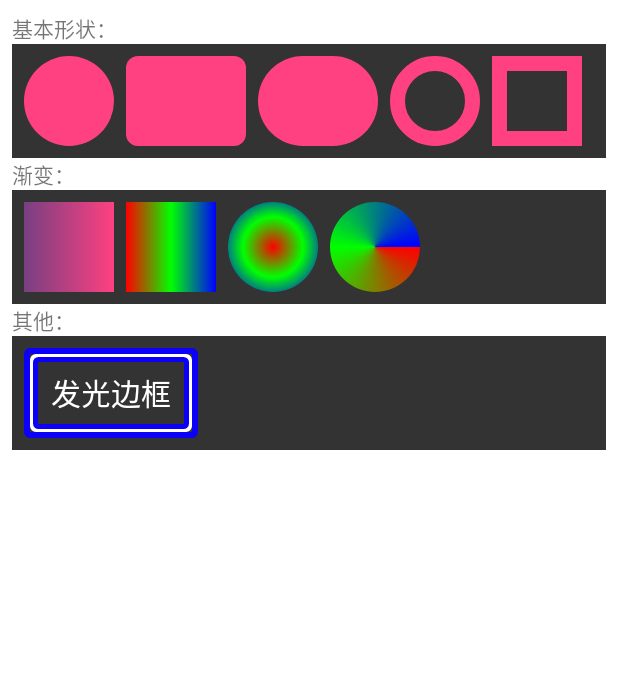
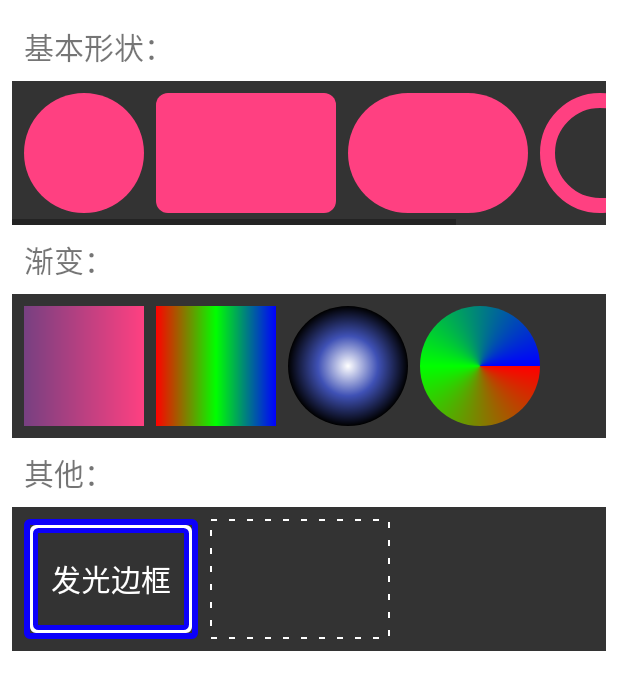
Before and after one commit to sun8829/OdyAndroidStore, an Android app: the ShapeDrawableActivity screen opened directly, with no data from a screen before it, on a phone screen of 412 x 824 dp. Shown: the top 690 px of the screen. Run offline under Robolectric (Android 15) with nearby library versions, the phone set to English and light mode, and no system bars; libraries missing offline, so code that uses them is left out: com.jaeger.library; 1 statement that could not run was skipped.

Commit message:
优化已处理的

```diff
--- a/app/src/main/java/com/huaye/odyandroidstore/main/LibraryFragment.java
+++ b/app/src/main/java/com/huaye/odyandroidstore/main/LibraryFragment.java
@@ -20,7 +20,7 @@ import com.bumptech.glide.load.engine.DiskCacheStrategy;
 import com.huaye.odyandroidstore.R;
 import com.huaye.odyandroidstore.base.BaseFragment;
 import com.huaye.odyandroidstore.constraint.ConstraintActivity;
-import com.huaye.odyandroidstore.coordinator.CoordinatorNewActivity;
+import com.huaye.odyandroidstore.coordinator.CoordinatorActivity;
 import com.huaye.odyandroidstore.drawable.ShapeDrawableActivity;
 import com.huaye.odyandroidstore.expandablelist.ExpandableActivity;
 import com.huaye.odyandroidstore.utils.ConvertUtils;
@@ -152,7 +152,6 @@ public class LibraryFragment extends BaseFragment {
                 .setDocUrl("http://www.jianshu.com/p/027395fd3c67")
                 .setImgUrl("http://upload-images.jianshu.io/upload_images/4751442-02adb2faf95c9bd7.png?imageMogr2/auto-orient/strip%7CimageView2/2")
                 .setName("比ExpandableListView更强大的分组列表实现")
-                .setDes("分组列表")
                 .setClazz(ExpandableActivity.class));
 
         //items.add(new Function("https://user-gold-cdn.xitu.io/2017/2/3/96dd3821afded53cc0d74e273bd611dd", "布局", "ConstraintLayout", "https://gold.xitu.io/entry/589461bd8d6d81006c4d7fe4", WebActivity.class));
@@ -160,20 +159,18 @@ public class LibraryFragment extends BaseFragment {
                 .setDocUrl("http://www.jianshu.com/p/b3cd72524b11")
                 .setImgUrl("http://bmob-cdn-9150.b0.upaiyun.com/2017/02/19/8a52a75640d5f75080b6f96ba424428d.gif")
                 .setName("ConstraintLayout实战")
-                .setClazz(ConstraintActivity.class)
-                .setDes("ConstraintLayout开发实战"));
+                .setClazz(ConstraintActivity.class));
 
         items.add(new Function()
                 .setDocUrl("https://github.com/samuelhuahui/OdyAndroidStore/wiki")
                 .setImgUrl("http://bmob-cdn-9150.b0.upaiyun.com/2017/02/23/e347481440db465b8077eb74e8505f38.gif")
                 .setName("CoordinatorLayout进阶")
-                .setDes("CoordinatorLayout已经加入最新的HelloWorld项目中, 也是Material风格的重要组件, 协调(Coordinate)其他组件, 实现联动.")
-                .setClazz(CoordinatorNewActivity.class));
+                .setClazz(CoordinatorActivity.class));
 
         items.add(new Function()
                 .setDocUrl("https://github.com/samuelhuahui/OdyAndroidStore/wiki")
-                .setImgUrl("http://bmob-cdn-9150.b0.upaiyun.com/2017/02/23/e347481440db465b8077eb74e8505f38.gif")
-                .setName("ShapeDrawable大全")
+                .setImgUrl("http://bmob-cdn-9267.b0.upaiyun.com/2017/02/24/752b41ef403f1df280eca1229628fb88.png")
+                .setName("shape使用总结")
                 .setClazz(ShapeDrawableActivity.class));
 
         return items;
--- /dev/null
+++ b/app/src/main/res/drawable/shape_dash.xml
@@ -0,0 +1,11 @@
+<?xml version="1.0" encoding="utf-8"?>
+<shape xmlns:android="http://schemas.android.com/apk/res/android">
+    <size
+        android:width="@dimen/shape_height"
+        android:height="@dimen/shape_height" />
+    <stroke
+        android:width="1dp"
+        android:color="@color/white"
+        android:dashGap="@dimen/dp_4"
+        android:dashWidth="4dp" />
+</shape>
--- a/app/src/main/res/drawable/shape_gradient2.xml
+++ b/app/src/main/res/drawable/shape_gradient2.xml
@@ -1,11 +1,14 @@
 <?xml version="1.0" encoding="utf-8"?>
 <shape xmlns:android="http://schemas.android.com/apk/res/android"
     android:shape="oval">
+    <size
+        android:width="@dimen/shape_height"
+        android:height="@dimen/shape_height" />
+
     <gradient
-        android:centerColor="#00ff00"
-        android:endColor="#0000ff"
+        android:centerColor="#3F51B5"
+        android:endColor="@color/black"
         android:gradientRadius="40dp"
-        android:startColor="#ff0000"
+        android:startColor="@color/white"
         android:type="radial" />
-
 </shape>
--- a/app/src/main/res/layout/activity_shape_drawable.xml
+++ b/app/src/main/res/layout/activity_shape_drawable.xml
@@ -12,7 +12,9 @@
     <TextView
         android:layout_width="wrap_content"
         android:layout_height="wrap_content"
-        android:text="基本形状：" />
+        android:layout_margin="8dp"
+        android:text="基本形状："
+        android:textSize="20sp" />
 
     <HorizontalScrollView
         android:layout_width="match_parent"
@@ -70,7 +72,9 @@
     <TextView
         android:layout_width="wrap_content"
         android:layout_height="wrap_content"
-        android:text="渐变：" />
+        android:layout_margin="8dp"
+        android:text="渐变："
+        android:textSize="20sp" />
 
     <HorizontalScrollView
         android:layout_width="match_parent"
@@ -98,7 +102,8 @@
                 android:layout_width="@dimen/shape_height"
                 android:layout_height="@dimen/shape_height"
                 android:layout_marginLeft="8dp"
-                android:background="@drawable/shape_gradient2" />
+                android:background="@drawable/shape_gradient2"
+                android:layerType="hardware" />
 
             <View
                 android:layout_width="@dimen/shape_height"
@@ -111,7 +116,9 @@
     <TextView
         android:layout_width="wrap_content"
         android:layout_height="wrap_content"
-        android:text="其他：" />
+        android:layout_margin="8dp"
+        android:text="其他："
+        android:textSize="20sp" />
 
     <HorizontalScrollView
         android:layout_width="match_parent"
@@ -134,6 +141,12 @@
                 android:text="发光边框"
                 android:textColor="#FFF"
                 android:textSize="20sp" />
+
+            <View
+                android:layout_width="@dimen/shape_width"
+                android:layout_height="@dimen/shape_height"
+                android:layout_marginLeft="8dp"
+                android:background="@drawable/shape_dash" />
         </LinearLayout>
     </HorizontalScrollView>
 
--- a/app/src/main/res/values/colors.xml
+++ b/app/src/main/res/values/colors.xml
@@ -4,6 +4,7 @@
     <color name="colorPrimaryDark">#303F9F</color>
     <color name="colorAccent">#ff4081</color>
 
+    <color name="black">#000000</color>
     <color name="tab_item_bg">#333333</color>
     <color name="transparent">#FFFFFFFF</color>
     <color name="white">#FFFFFF</color>
--- a/app/src/main/res/values/dimens.xml
+++ b/app/src/main/res/values/dimens.xml
@@ -8,6 +8,6 @@
     <dimen name="spacing_normal">16dp</dimen>
     <dimen name="image_width">80dp</dimen>
     <dimen name="title_margin">80dp</dimen>
-    <dimen name="shape_width">80dp</dimen>
-    <dimen name="shape_height">60dp</dimen>
+    <dimen name="shape_width">120dp</dimen>
+    <dimen name="shape_height">80dp</dimen>
 </resources>
```
